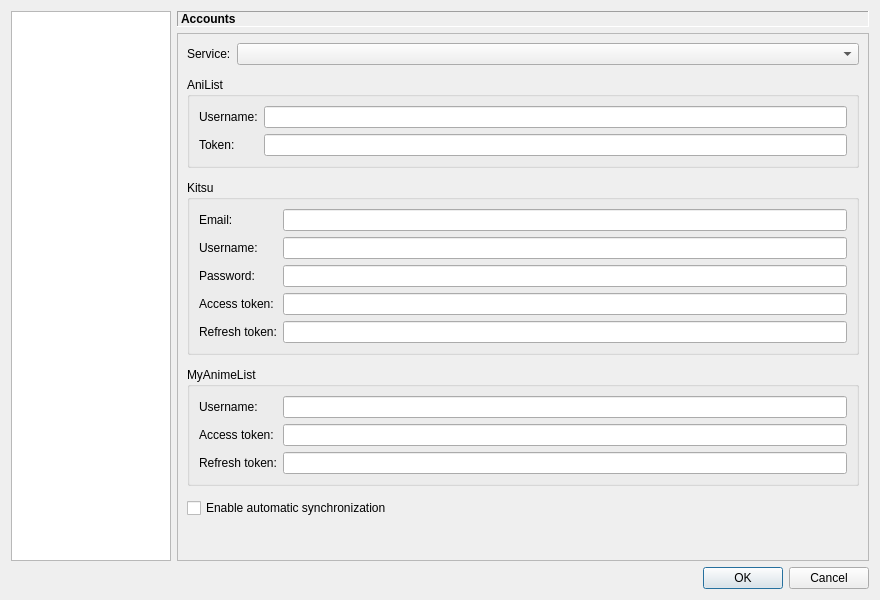
erengy/taiga, file src/gui/settings/settings_dialog.ui: the form before one commit.
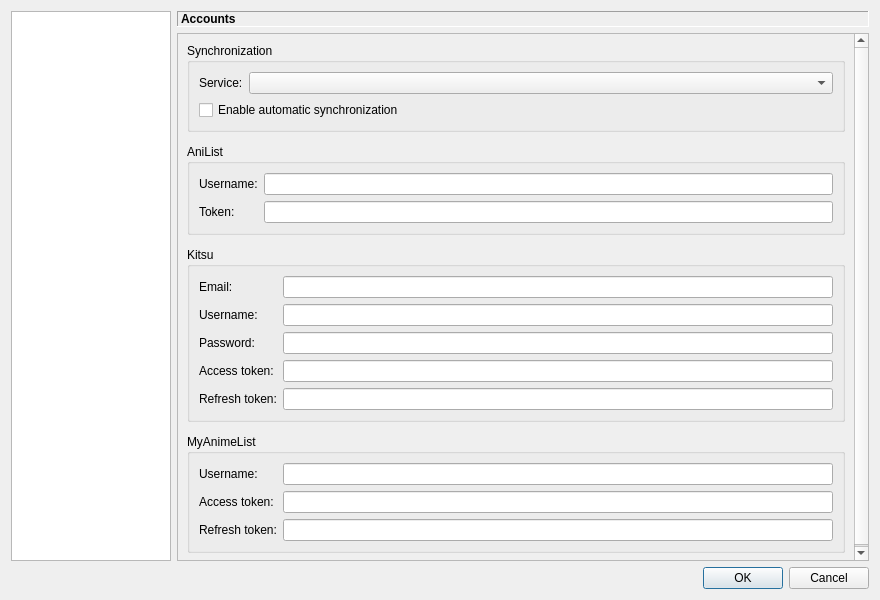
The form after the commit. The open tabs and pages were chosen to show the change.

Commit message: Group sync settings on Accounts page

The edit to the form file:
```diff
--- a/src/gui/settings/settings_dialog.ui
+++ b/src/gui/settings/settings_dialog.ui
@@ -145,10 +145,11 @@
                 <number>12</number>
                </property>
                <item>
-                <layout class="QFormLayout" name="accountsFormLayout">
-                 <property name="spacing">
-                  <number>6</number>
+                <widget class="QGroupBox" name="syncGroupBox">
+                 <property name="title">
+                  <string>Synchronization</string>
                  </property>
+                 <layout class="QFormLayout" name="syncFormLayout">
                  <item row="0" column="0">
                   <widget class="QLabel" name="serviceLabel">
                    <property name="text">
@@ -162,7 +163,15 @@
                  <item row="0" column="1">
                   <widget class="QComboBox" name="serviceComboBox"/>
                  </item>
-                </layout>
+                  <item row="1" column="0" colspan="2">
+                   <widget class="QCheckBox" name="syncEnabledCheckBox">
+                    <property name="text">
+                     <string>Enable automatic synchronization</string>
+                    </property>
+                   </widget>
+                  </item>
+                 </layout>
+                </widget>
                </item>
                <item>
                 <widget class="QGroupBox" name="anilistGroupBox">
@@ -345,13 +354,6 @@
                  </layout>
                 </widget>
                </item>
-               <item>
-                <widget class="QCheckBox" name="syncEnabledCheckBox">
-                 <property name="text">
-                  <string>Enable automatic synchronization</string>
-                 </property>
-                </widget>
-               </item>
                <item>
                 <spacer name="accountsVerticalSpacer">
                  <property name="orientation">
```
Lines whose indentation alone changed are shown as unchanged.
